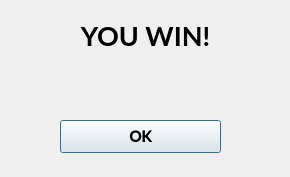
First picture: the form in client/Gomoku-Online-Client/gameover.ui, repository feryandi/Gomoku-Online, before the edit.
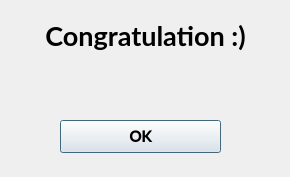
Second picture: the form after the edit. Icons and pictures are not drawn.

```diff
--- a/client/Gomoku-Online-Client/gameover.ui
+++ b/client/Gomoku-Online-Client/gameover.ui
@@ -31,7 +31,7 @@
     </font>
    </property>
    <property name="text">
-    <string>YOU WIN!</string>
+    <string>Congratulation :)</string>
    </property>
    <property name="alignment">
     <set>Qt::AlignCenter</set>
```
Left out of the diff: 6 changed lines with no effect on the pictures.
